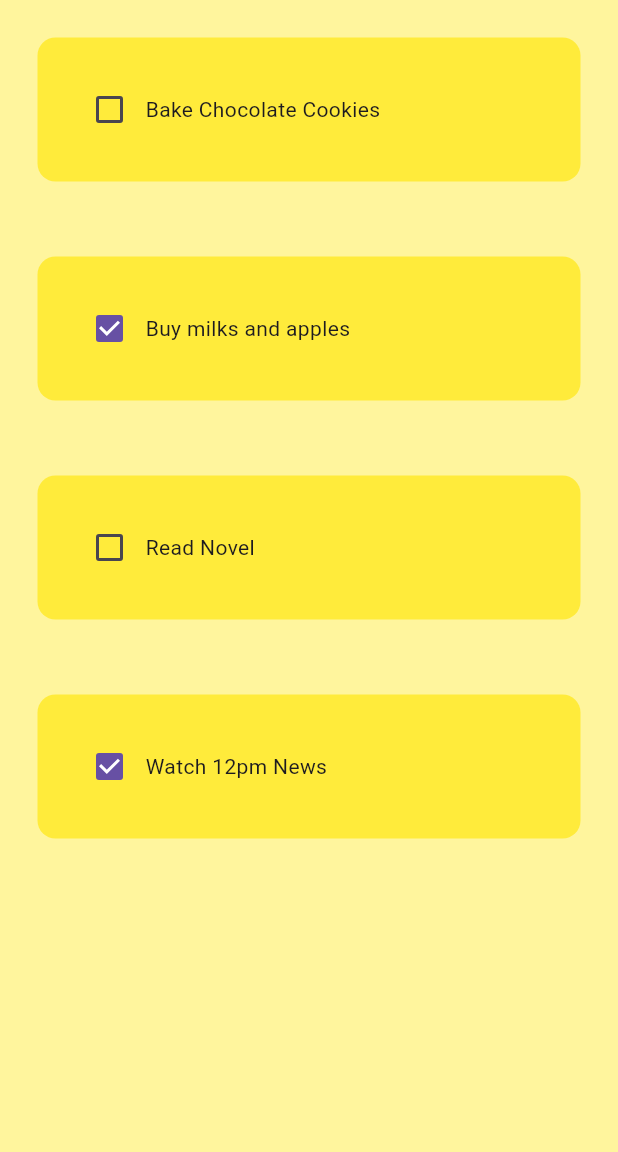
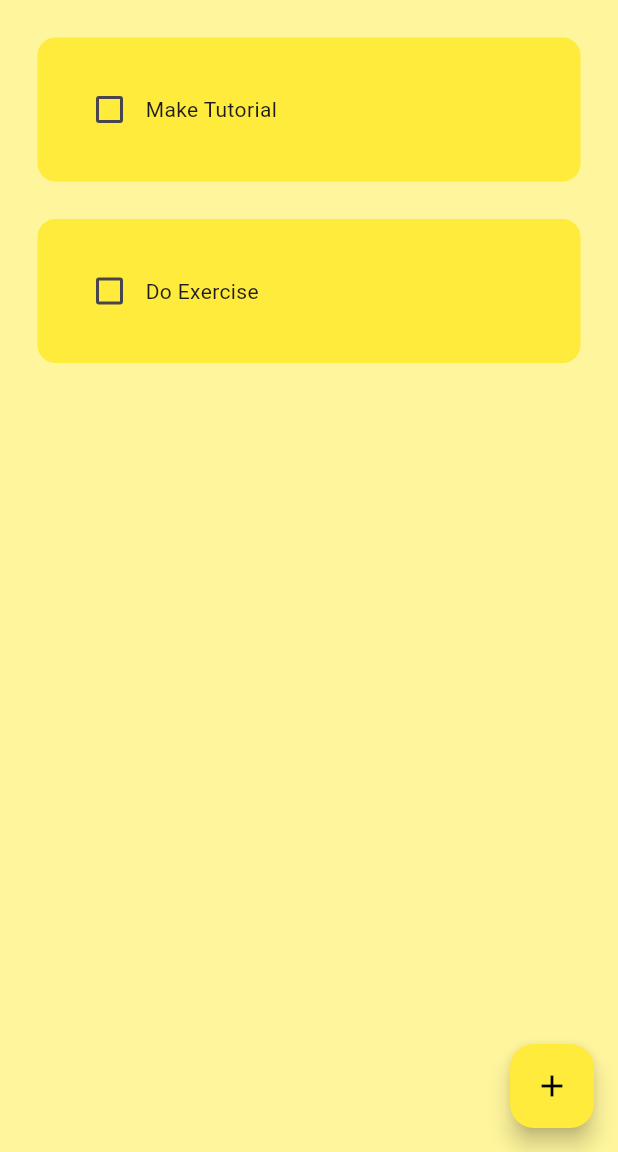
Before and after one commit to JJILU/flutter_todo_mk, a Flutter app: the screen it shows after launch, on a phone screen of 412 x 824 dp, the part 84-1236 px from its top. Run offline on Flutter 3.47's test engine with Material 3 defaults, Android fonts, the phone set to English and light mode, and no system bars.

```diff
--- a/lib/main.dart
+++ b/lib/main.dart
@@ -12,16 +12,23 @@ class MyApp extends StatelessWidget {
 
   @override
   Widget build(BuildContext context) {
-    return  MaterialApp(
+    return MaterialApp(
       debugShowCheckedModeBanner: false,
       home: HomePage(),
       // App default colors
-      theme: ThemeData(primarySwatch: Colors.yellow,
-       appBarTheme: AppBarTheme(
+      theme: ThemeData(
+        primarySwatch: Colors.yellow,
+        primaryColor: Colors.yellow, // Explicitly set the primary color
+        appBarTheme: AppBarTheme(
           color: Colors.yellow,
-          titleTextStyle: TextStyle(color: Colors.black, fontSize: 20, fontWeight: FontWeight.w500),
+          titleTextStyle: TextStyle(
+              color: Colors.black, fontSize: 20, fontWeight: FontWeight.w500),
           iconTheme: IconThemeData(color: Colors.black),
-          ),
+        ),
+        floatingActionButtonTheme: FloatingActionButtonThemeData(
+          backgroundColor: Colors.yellow,
+          foregroundColor: Colors.black,
+        ),
       ),
     );
   }
--- a/lib/pages/home_page.dart
+++ b/lib/pages/home_page.dart
@@ -1,6 +1,7 @@
 // ignore_for_file: prefer_const_constructors, prefer_const_literals_to_create_immutables
 
 import 'package:flutter/material.dart';
+import 'package:to_do_app/util/dialog_box.dart';
 import 'package:to_do_app/util/todo_til.dart';
 
 class HomePage extends StatefulWidget {
@@ -11,6 +12,50 @@ class HomePage extends StatefulWidget {
 }
 
 class _HomePageState extends State<HomePage> {
+  // text controller
+  final _controller = TextEditingController();
+
+  // list of todo tasks
+  List toDolIST = [
+    ["Make Tutorial", false],
+    ["Do Exercise", false],
+  ];
+
+  // checkbox was tapped
+  void checkedChanged(bool? value, int index) {
+    // setsate rebuilds widget
+    setState(() {
+      toDolIST[index][1] = !toDolIST[index][1];
+    });
+    print(toDolIST[index][1]);
+  }
+
+  // save new task
+  void saveNewTask() {
+    // add task to toDoList
+    setState(() {
+      toDolIST.add([_controller.text, false]);
+      // clears TextField
+      _controller.clear();
+    });
+    // Dismiss dialog box
+    Navigator.of(context).pop();
+  }
+
+  // create new task
+  void createNewTask() {
+    showDialog(
+      context: context,
+      builder: (context) {
+        return DialogBox(
+          controller: _controller,
+          onSave: saveNewTask,
+          onCancel: () => Navigator.of(context).pop(),
+        );
+      },
+    );
+  }
+
   @override
   Widget build(BuildContext context) {
     return Scaffold(
@@ -20,13 +65,21 @@ class _HomePageState extends State<HomePage> {
         elevation: 0,
         centerTitle: true,
       ),
-      body: ListView(
-        children: [
-          ToDoTile(taskName: "Bake Chocolate Cookies",taskCompleted: false, onChanged: (p0) {} ,),
-          ToDoTile(taskName: "Buy milks and apples", taskCompleted: true, onChanged: (p0) {},),
-          ToDoTile(taskName: "Read Novel", taskCompleted: false, onChanged: (p0) {},),
-          ToDoTile(taskName: "Watch 12pm News",taskCompleted: true, onChanged: (p0) {},),
-        ],
+      floatingActionButton: FloatingActionButton(
+        onPressed: createNewTask,
+        child: Icon(
+          Icons.add,
+        ),
+      ),
+      body: ListView.builder(
+        itemCount: toDolIST.length,
+        itemBuilder: ((context, index) {
+          return ToDoTile(
+            taskName: toDolIST[index][0],
+            taskCompleted: toDolIST[index][1],
+            onChanged: (value) => checkedChanged(value, index),
+          );
+        }),
       ),
     );
   }
--- a/lib/util/todo_til.dart
+++ b/lib/util/todo_til.dart
@@ -11,26 +11,37 @@ class ToDoTile extends StatelessWidget {
   Function(bool?)? onChanged;
 
   // Custom Widget
-   ToDoTile({
+  ToDoTile({
     super.key,
     required this.taskName,
     required this.taskCompleted,
     required this.onChanged,
-    });
+  });
 
   @override
   Widget build(BuildContext context) {
     return Padding(
-      padding: const EdgeInsets.all(25.0),
+      padding: const EdgeInsets.only(left: 25, right: 25, top: 25),
       child: Container(
         child: Padding(
           padding: const EdgeInsets.all(24.0),
           child: Row(
             children: [
               //checkbox
-              Checkbox(value: taskCompleted, onChanged: onChanged),
+              Checkbox(
+                value: taskCompleted,
+                onChanged: onChanged,
+                activeColor: Colors.black,
+              ),
               // task name
-              Text(taskName),
+              Text(
+                taskName,
+                style: TextStyle(
+                  decoration: taskCompleted
+                      ? TextDecoration.lineThrough
+                      : TextDecoration.none,
+                ),
+              ),
             ],
           ),
         ),
```
Also changed, not shown: lib/util/dialog_box.dart (added, +54 -0 lines), lib/util/my_button.dart (added, +20 -0 lines).
